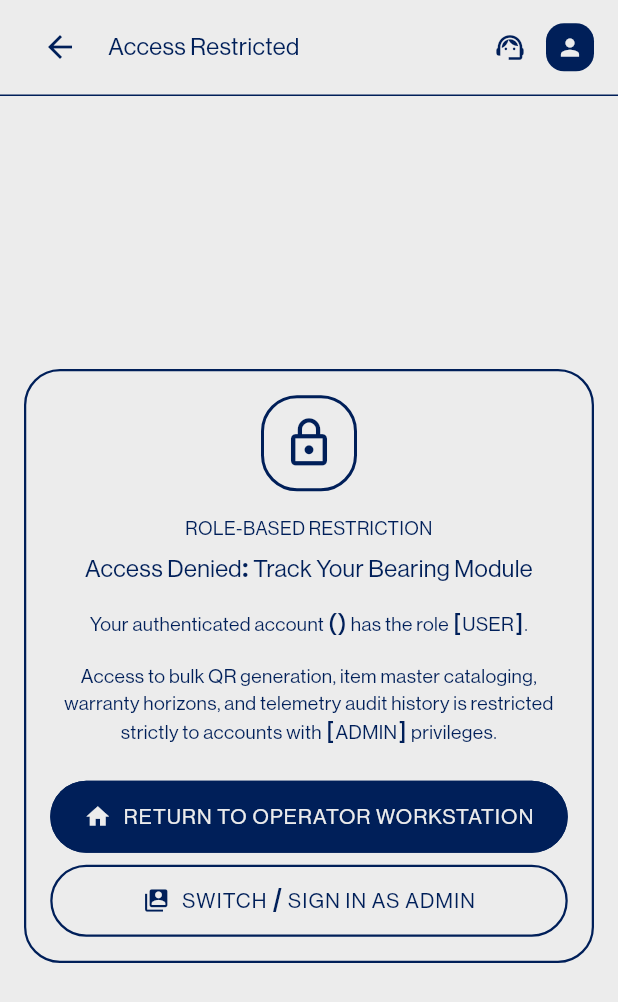
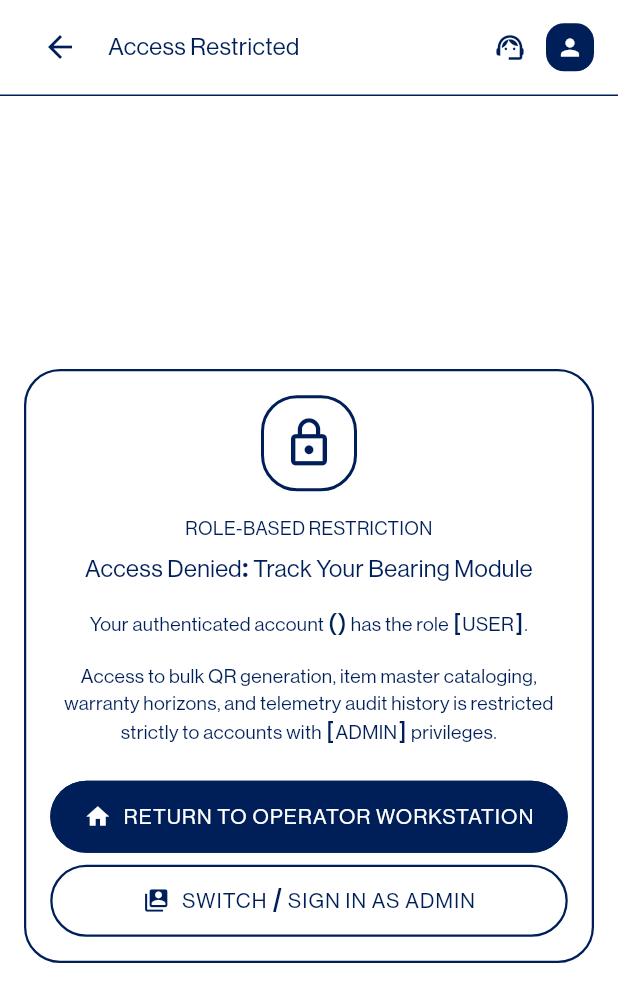
Before and after one commit to pivotbearings/qrapp, a Flutter app: the AccessDeniedScreen screen opened by its route, on a phone screen of 412 x 824 dp. Shown: the top 1002 px of the screen. Run offline on Flutter 3.47's test engine with Material 3 defaults, Android fonts, the phone set to English and light mode, and no system bars; our stand-ins replace camera, flutter_dotenv, flutter_svg, qr_flutter, shared_preferences, supabase_flutter; missing offline and left inert: dart:html, dart:js, mobile_scanner; accounts and stored records are empty; network calls fail.

Commit message:
white colour

```diff
--- a/lib/core/constants/app_colors.dart
+++ b/lib/core/constants/app_colors.dart
@@ -10,8 +10,8 @@ import 'package:flutter/material.dart';
 /// Absolutely no pure white (#FFF), black (#000), intermediate grays,
 /// gradients, shadows, or alpha opacity variations are permitted.
 abstract class AppColors {
-  /// Base canvas and surface background (#ECECEC)
-  static const Color background = Color(0xFFECECEC);
+  /// Base canvas and surface background (#FFFFFF)
+  static const Color background = Color(0xFFFFFFFF);
 
   /// Primary navy foreground, text, borders, active surfaces, icons (#001F59)
   static const Color primary = Color(0xFF001F59);
--- a/lib/core/services/qr_export_service.dart
+++ b/lib/core/services/qr_export_service.dart
@@ -97,12 +97,12 @@ class QrExportService {
 </xml>
 <![endif]-->
 <style>
-  body { font-family: 'Arial', 'Helvetica', sans-serif; background-color: #ECECEC; color: #001F59; margin: 30px; }
+  body { font-family: 'Arial', 'Helvetica', sans-serif; background-color: #FFFFFF; color: #001F59; margin: 30px; }
   h1 { color: #001F59; font-size: 20pt; margin-bottom: 4px; text-transform: uppercase; }
   .subtitle { font-size: 11pt; color: #001F59; margin-bottom: 20px; font-weight: bold; }
-  .meta-box { border: 2px solid #001F59; padding: 12px; background-color: #ECECEC; margin-bottom: 24px; }
+  .meta-box { border: 2px solid #001F59; padding: 12px; background-color: #FFFFFF; margin-bottom: 24px; }
   table { width: 100%; border-collapse: collapse; margin-top: 10px; }
-  th { background-color: #001F59; color: #ECECEC; border: 1px solid #001F59; padding: 8px; font-size: 9pt; text-align: left; }
+  th { background-color: #001F59; color: #FFFFFF; border: 1px solid #001F59; padding: 8px; font-size: 9pt; text-align: left; }
   td { border: 1px solid #001F59; padding: 6px; font-size: 8.5pt; color: #001F59; }
   .footer { margin-top: 30px; font-size: 8pt; border-top: 1px solid #001F59; padding-top: 8px; text-align: center; }
 </style>
```
Also changed, not shown: 1 other file.
